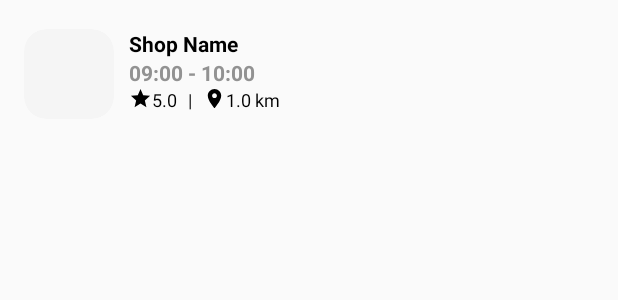
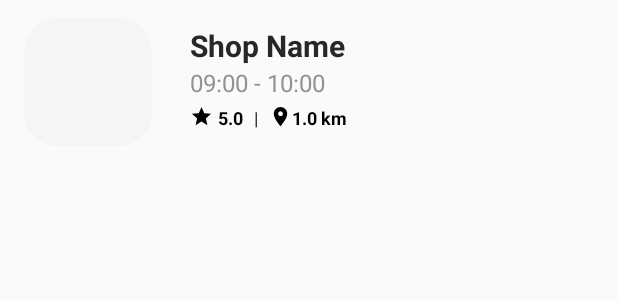
Before and after one commit to asytiop/exerciceMaxime, an Android app: the layout item_near_you.xml on its own in the app's theme, with its tools: preview values and no code run, on a phone screen of 412 x 824 dp. Shown: the top 300 px of the screen. Run offline under Robolectric (Android 15) with nearby library versions, the phone set to English and light mode, and no system bars.

Commit message:
Ajustement espaces entre les textes Changement taille cardview

```diff
--- a/app/src/main/res/layout/item_near_you.xml
+++ b/app/src/main/res/layout/item_near_you.xml
@@ -2,19 +2,19 @@
 <RelativeLayout
     xmlns:android="http://schemas.android.com/apk/res/android"
     xmlns:app="http://schemas.android.com/apk/res-auto"
-    android:layout_height="100dp"
+    android:layout_height="110dp"
     android:layout_width="match_parent"
-    android:paddingTop="19dp"
-    android:paddingStart="16dp"
-    android:paddingEnd="16dp">
+    android:paddingStart="16dp">
 
     <androidx.cardview.widget.CardView
         android:id="@+id/card_shop"
-        android:layout_width="60dp"
-        android:layout_height="60dp"
+        android:layout_width="85dp"
+        android:layout_height="85dp"
         app:cardElevation="0dp"
-        app:cardCornerRadius="15dp"
-        app:cardBackgroundColor="@color/colorLightGray">
+        app:cardCornerRadius="22dp"
+        app:cardBackgroundColor="@color/colorLightGray"
+        android:layout_centerVertical="true"
+        >
         <LinearLayout
             android:layout_width="match_parent"
             android:layout_height="match_parent">
@@ -32,21 +32,23 @@
         android:layout_width="wrap_content"
         android:layout_height="wrap_content"
         android:text="Shop Name"
+        android:textSize="20sp"
         android:textStyle="bold"
-        android:textColor="@android:color/black"
-        android:layout_alignTop="@id/card_shop"
+        android:textColor="@color/colorLightBlack"
+        android:layout_above="@id/text_schedule"
         android:layout_toEndOf="@id/card_shop"
-        android:layout_marginStart="10dp"/>
+        android:layout_marginStart="25dp"/>
 
     <TextView
         android:id="@+id/text_schedule"
         android:layout_width="wrap_content"
         android:layout_height="wrap_content"
         android:text="09:00 - 10:00"
-        android:textStyle="bold"
         android:textColor="@color/colorMediumGray"
-        android:layout_below="@id/text_name_shop"
-        android:layout_alignStart="@id/text_name_shop" />
+        android:textSize="16sp"
+        android:layout_centerVertical="true"
+        android:layout_alignStart="@id/text_name_shop"
+        android:layout_marginTop="0dp"/>
 
     <ImageView
         android:id="@+id/image_star"
@@ -55,7 +57,8 @@
         android:tint="@android:color/black"
         android:src="@drawable/ic_baseline_star_24"
         android:layout_below="@id/text_schedule"
-        android:layout_alignStart="@id/text_schedule" />
+        android:layout_alignStart="@id/text_schedule"
+        android:layout_marginTop="4dp"/>
 
     <TextView
         android:id="@+id/text_ratings"
@@ -63,10 +66,12 @@
         android:layout_height="wrap_content"
         android:text="5.0"
         android:textSize="12sp"
+        android:textStyle="bold"
         android:textColor="@android:color/black"
-        android:layout_below="@id/text_schedule"
         android:layout_toEndOf="@id/image_star"
-        android:layout_alignBottom="@id/image_star"/>
+        android:layout_alignBottom="@id/image_star"
+        android:layout_alignTop="@id/image_star"
+        android:layout_marginStart="3dp"/>
 
     <TextView
         android:id="@+id/text_line"
@@ -76,9 +81,9 @@
         android:text="|"
         android:textSize="12sp"
         android:textColor="@android:color/black"
-        android:layout_below="@id/text_schedule"
         android:layout_toEndOf="@id/text_ratings"
         android:layout_alignBottom="@id/text_ratings"
+        android:layout_alignTop="@id/image_star"
         android:layout_marginStart="7dp"/>
 
 
@@ -89,6 +94,7 @@
         android:src="@drawable/ic_baseline_place_24"
         android:tint="@android:color/black"
         android:layout_below="@id/text_schedule"
+        android:layout_alignTop="@id/image_star"
         android:layout_alignBottom="@id/image_star"
         android:layout_toEndOf="@id/text_line"
         android:layout_marginStart="7dp"
@@ -100,8 +106,9 @@
         android:layout_height="wrap_content"
         android:text="1.0 km"
         android:textSize="12sp"
+        android:textStyle="bold"
         android:textColor="@android:color/black"
-        android:layout_below="@id/text_schedule"
+        android:layout_alignTop="@id/image_star"
         android:layout_toEndOf="@id/image_place"
         android:layout_alignBottom="@id/image_star"/>
 
```
Also changed, not shown: app/src/main/res/layout/activity_main.xml (+17 -14 lines), app/src/main/res/layout/item_top_selling.xml (+15 -14 lines).
